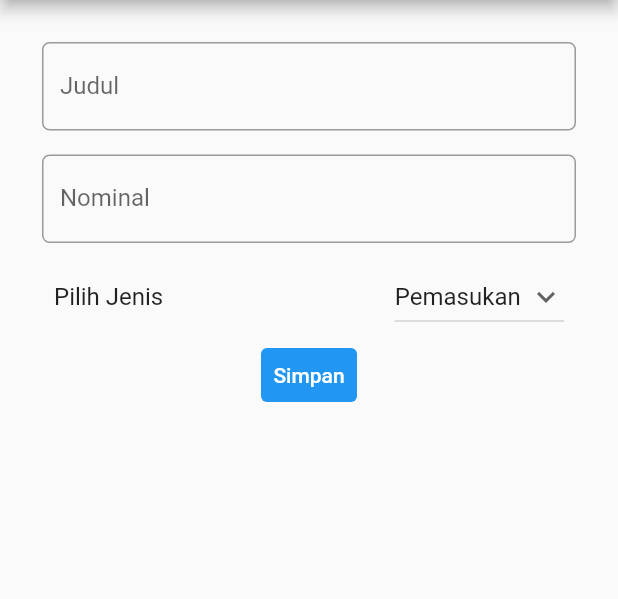
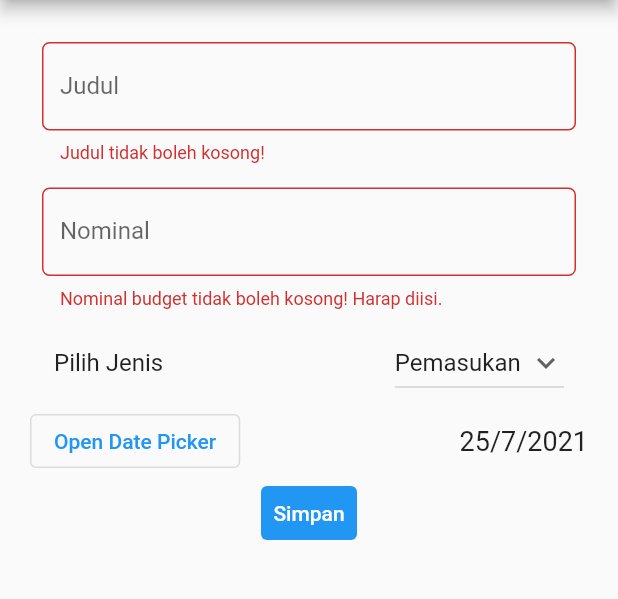
Before and after one commit to al-ayubi2020/pbp-flutter-lab, a Flutter app: the TambahBudgetPage screen opened directly, after a tap on "Simpan", on a phone screen of 412 x 824 dp, the part 84-683 px from its top. Run offline on Flutter 3.47's test engine with Material 2 defaults, Android fonts, the phone set to English and light mode, and no system bars.

Commit message:
done bonus

```diff
--- a/lib/dataBudgetPage.dart
+++ b/lib/dataBudgetPage.dart
@@ -1,3 +1,5 @@
+// ignore_for_file: file_names
+
 import 'package:counter_7/models/budget.dart';
 import 'package:counter_7/models/dataBudgetList.dart';
 import 'package:counter_7/models/drawer.dart';
--- a/lib/models/budget.dart
+++ b/lib/models/budget.dart
@@ -2,7 +2,12 @@ class Budget {
   final String judul;
   final int nominal;
   final String tipe;
+  final String tanggal;
   static List<Budget> data = [];
 
-  Budget({required this.judul, required this.nominal, required this.tipe});
+  Budget(
+      {required this.judul,
+      required this.nominal,
+      required this.tipe,
+      required this.tanggal});
 }
--- a/lib/models/drawer.dart
+++ b/lib/models/drawer.dart
@@ -8,7 +8,6 @@ class DrawerCustom extends StatelessWidget {
 
   @override
   Widget build(BuildContext context) {
-    // TODO: implement build
     return Drawer(
       child: Column(
         children: [
--- a/lib/tambahBudget.dart
+++ b/lib/tambahBudget.dart
@@ -1,16 +1,74 @@
+// ignore_for_file: file_names
+
 import 'package:counter_7/models/budget.dart';
+import 'package:counter_7/models/datePicker.dart';
 import 'package:counter_7/models/drawer.dart';
 import 'package:flutter/material.dart';
 import 'package:flutter/services.dart';
 
 class TambahBudgetPage extends StatefulWidget {
-  const TambahBudgetPage({super.key});
+  const TambahBudgetPage({super.key, this.restorationId});
+
+  final String? restorationId;
 
   @override
   State<TambahBudgetPage> createState() => _TambahBudgetPage();
 }
 
-class _TambahBudgetPage extends State<TambahBudgetPage> {
+class _TambahBudgetPage extends State<TambahBudgetPage> with RestorationMixin {
+  @override
+  String? get restorationId => widget.restorationId;
+
+  final RestorableDateTime _selectedDate =
+      RestorableDateTime(DateTime(2021, 7, 25));
+  late final RestorableRouteFuture<DateTime?> _restorableDatePickerRouteFuture =
+      RestorableRouteFuture<DateTime?>(
+    onComplete: _selectDate,
+    onPresent: (NavigatorState navigator, Object? arguments) {
+      return navigator.restorablePush(
+        _datePickerRoute,
+        arguments: _selectedDate.value.millisecondsSinceEpoch,
+      );
+    },
+  );
+
+  static Route<DateTime> _datePickerRoute(
+    BuildContext context,
+    Object? arguments,
+  ) {
+    return DialogRoute<DateTime>(
+      context: context,
+      builder: (BuildContext context) {
+        return DatePickerDialog(
+          restorationId: 'date_picker_dialog',
+          initialEntryMode: DatePickerEntryMode.calendarOnly,
+          initialDate: DateTime.fromMillisecondsSinceEpoch(arguments! as int),
+          firstDate: DateTime(2021),
+          lastDate: DateTime(2022),
+        );
+      },
+    );
+  }
+
+  @override
+  void restoreState(RestorationBucket? oldBucket, bool initialRestore) {
+    registerForRestoration(_selectedDate, 'selected_date');
+    registerForRestoration(
+        _restorableDatePickerRouteFuture, 'date_picker_route_future');
+  }
+
+  void _selectDate(DateTime? newSelectedDate) {
+    if (newSelectedDate != null) {
+      setState(() {
+        _selectedDate.value = newSelectedDate;
+        ScaffoldMessenger.of(context).showSnackBar(SnackBar(
+          content: Text(
+              'Selected: ${_selectedDate.value.day}/${_selectedDate.value.month}/${_selectedDate.value.year}'),
+        ));
+      });
+    }
+  }
+
   final _formKey = GlobalKey<FormState>();
 
   bool isNumeric(String value) {
@@ -138,6 +196,21 @@ class _TambahBudgetPage extends State<TambahBudgetPage> {
                     },
                   ),
                 ),
+                Row(
+                  mainAxisAlignment: MainAxisAlignment.spaceBetween,
+                  children: [
+                    OutlinedButton(
+                      onPressed: () {
+                        _restorableDatePickerRouteFuture.present();
+                      },
+                      child: const Text('Open Date Picker'),
+                    ),
+                    Text(
+                      '${_selectedDate.value.day}/${_selectedDate.value.month}/${_selectedDate.value.year}',
+                      style: const TextStyle(fontSize: 18),
+                    ),
+                  ],
+                ),
                 TextButton(
                   style: ButtonStyle(
                     backgroundColor: MaterialStateProperty.all(Colors.blue),
@@ -145,22 +218,16 @@ class _TambahBudgetPage extends State<TambahBudgetPage> {
                   onPressed: () {
                     if (_formKey.currentState!.validate()) {
                       Budget.data.add(Budget(
-                          judul: _judul, nominal: _nominal, tipe: _jenis));
-                      showDialog(
-                          context: context,
-                          builder: (BuildContext context) => AlertDialog(
-                                title: const Text('Info'),
-                                content: const Text('Berhasil tambah'),
-                                actions: <Widget>[
-                                  TextButton(
-                                    onPressed: () =>
-                                        Navigator.pop(context, 'OK'),
-                                    child: const Text('OK'),
-                                  ),
-                                ],
-                              ));
+                          judul: _judul,
+                          nominal: _nominal,
+                          tipe: _jenis,
+                          tanggal:
+                              '${_selectedDate.value.day}/${_selectedDate.value.month}/${_selectedDate.value.year}'));
+                      ScaffoldMessenger.of(context).showSnackBar(const SnackBar(
+                        content: Text('Berhasil Tambah'),
+                      ));
                     }
-                    _formKey.currentState?.reset();
+                    // _formKey.currentState?.reset();
                   },
                   child: const Text(
                     "Simpan",
```
Also changed, not shown: lib/main.dart (+1 -31 lines), lib/models/dataBudgetList.dart (+9 -3 lines), lib/models/datePicker.dart (added, +81 -0 lines).
